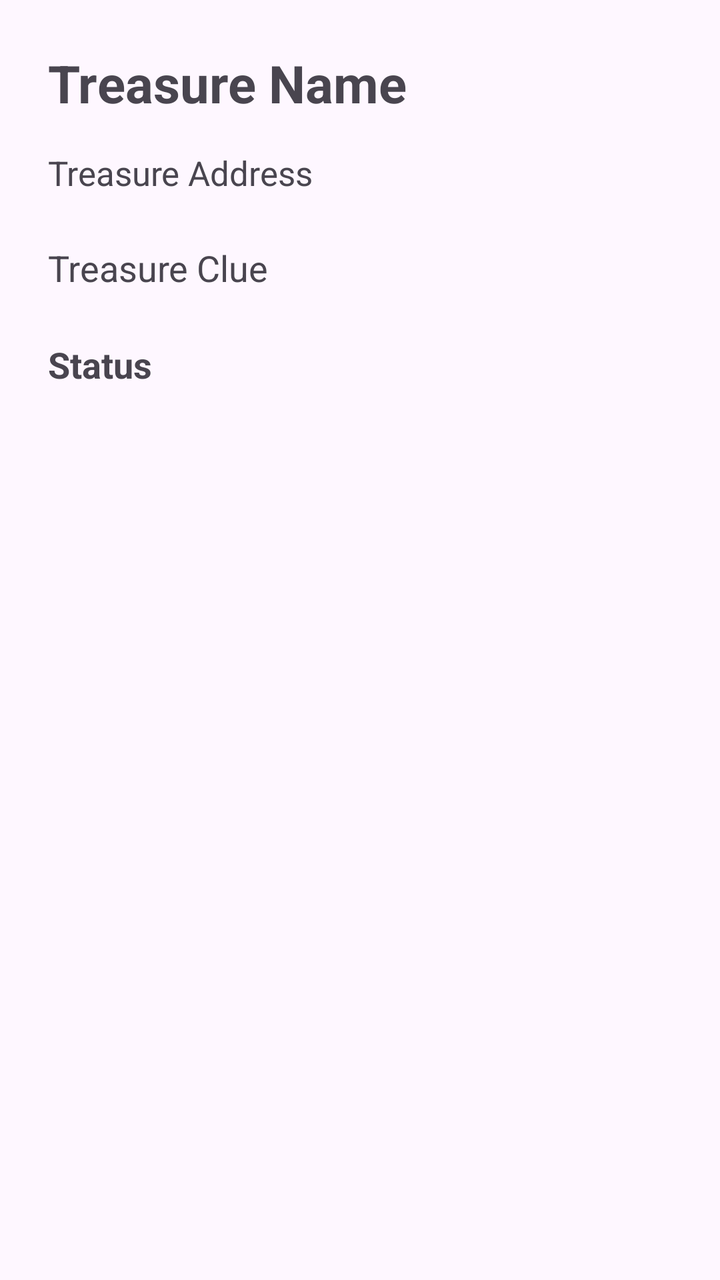
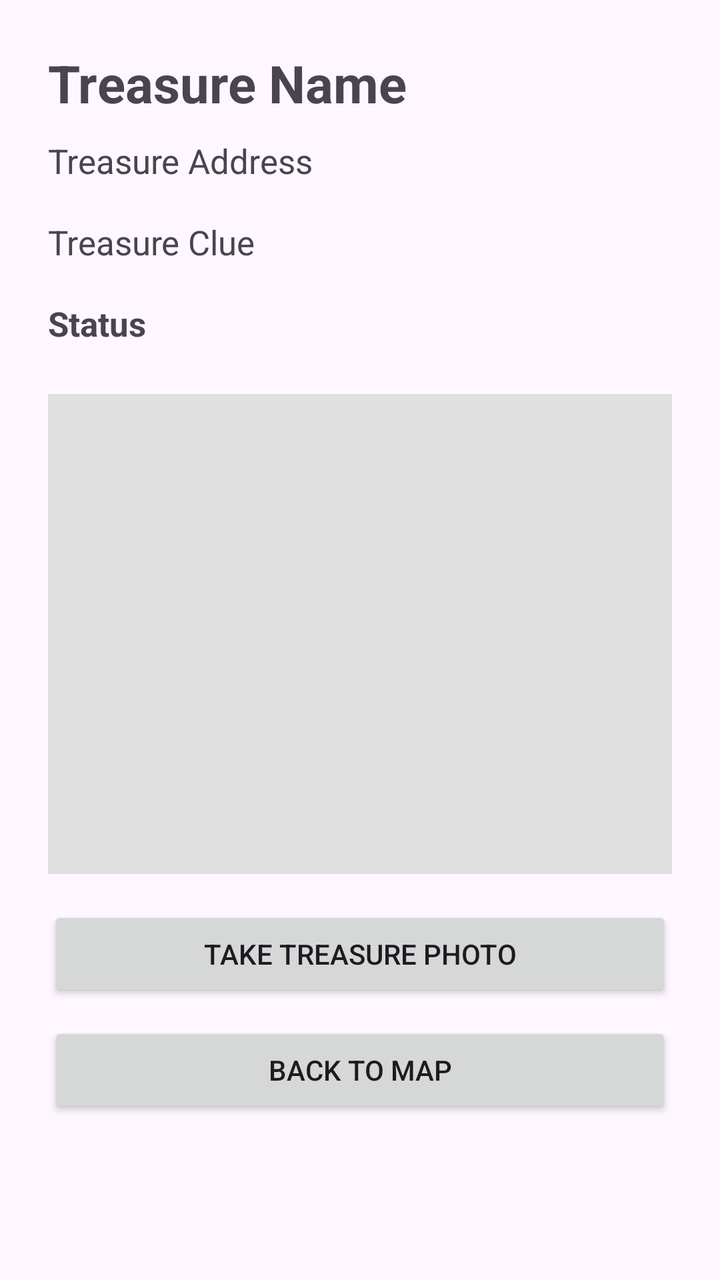

Before-and-after screenshots of an Android layout around one commit, followed by the original layout XML and the change that was made.
<!-- AndroidManifest.xml: application theme Theme.AndroidApp3 -->
<!-- res/layout/activity_treasure_detail.xml -->
<?xml version="1.0" encoding="utf-8"?>
<androidx.constraintlayout.widget.ConstraintLayout
    xmlns:android="http://schemas.android.com/apk/res/android"
    xmlns:app="http://schemas.android.com/apk/res-auto"
    android:layout_width="match_parent"
    android:layout_height="match_parent"
    android:padding="24dp">

    
    <TextView
        android:id="@+id/treasureNameTextView"
        android:layout_width="0dp"
        android:layout_height="wrap_content"
        android:text="Treasure Name"
        android:textSize="26sp"
        android:textStyle="bold"
        app:layout_constraintTop_toTopOf="parent"
        app:layout_constraintStart_toStartOf="parent"
        app:layout_constraintEnd_toEndOf="parent" />

    
    <TextView
        android:id="@+id/treasureAddressTextView"
        android:layout_width="0dp"
        android:layout_height="wrap_content"
        android:layout_marginTop="16dp"
        android:text="Treasure Address"
        android:textSize="17sp"
        app:layout_constraintTop_toBottomOf="@id/treasureNameTextView"
        app:layout_constraintStart_toStartOf="parent"
        app:layout_constraintEnd_toEndOf="parent" />

    
    <TextView
        android:id="@+id/treasureClueTextView"
        android:layout_width="0dp"
        android:layout_height="wrap_content"
        android:layout_marginTop="24dp"
        android:text="Treasure Clue"
        android:textSize="18sp"
        app:layout_constraintTop_toBottomOf="@id/treasureAddressTextView"
        app:layout_constraintStart_toStartOf="parent"
        app:layout_constraintEnd_toEndOf="parent" />

    
    <TextView
        android:id="@+id/treasureStatusTextView"
        android:layout_width="0dp"
        android:layout_height="wrap_content"
        android:layout_marginTop="24dp"
        android:text="Status"
        android:textSize="18sp"
        android:textStyle="bold"
        app:layout_constraintTop_toBottomOf="@id/treasureClueTextView"
        app:layout_constraintStart_toStartOf="parent"
        app:layout_constraintEnd_toEndOf="parent" />

</androidx.constraintlayout.widget.ConstraintLayout>
<!-- resources referenced by this layout -->
<resources>
  <style name="Theme.AndroidApp3" parent="Base.Theme.AndroidApp3" />
  <style name="Base.Theme.AndroidApp3" parent="Theme.Material3.DayNight.NoActionBar">
          
          
      </style>
</resources>

<!-- the commit's change to res/layout/activity_treasure_detail.xml (unified diff, before → after) -->
@@ -1,58 +1,81 @@
 <?xml version="1.0" encoding="utf-8"?>
-<androidx.constraintlayout.widget.ConstraintLayout
+<ScrollView
     xmlns:android="http://schemas.android.com/apk/res/android"
-    xmlns:app="http://schemas.android.com/apk/res-auto"
     android:layout_width="match_parent"
     android:layout_height="match_parent"
-    android:padding="24dp">
+    android:fillViewport="true">
 
     
-    <TextView
-        android:id="@+id/treasureNameTextView"
-        android:layout_width="0dp"
+    <LinearLayout
+        android:layout_width="match_parent"
         android:layout_height="wrap_content"
-        android:text="Treasure Name"
-        android:textSize="26sp"
-        android:textStyle="bold"
-        app:layout_constraintTop_toTopOf="parent"
-        app:layout_constraintStart_toStartOf="parent"
-        app:layout_constraintEnd_toEndOf="parent" />
+        android:orientation="vertical"
+        android:padding="24dp">
 
-    
-    <TextView
-        android:id="@+id/treasureAddressTextView"
-        android:layout_width="0dp"
-        android:layout_height="wrap_content"
-        android:layout_marginTop="16dp"
-        android:text="Treasure Address"
-        android:textSize="17sp"
-        app:layout_constraintTop_toBottomOf="@id/treasureNameTextView"
-        app:layout_constraintStart_toStartOf="parent"
-        app:layout_constraintEnd_toEndOf="parent" />
+        
+        <TextView
+            android:id="@+id/treasureNameTextView"
+            android:layout_width="match_parent"
+            android:layout_height="wrap_content"
+            android:text="Treasure Name"
+            android:textSize="26sp"
+            android:textStyle="bold" />
 
-    
-    <TextView
-        android:id="@+id/treasureClueTextView"
-        android:layout_width="0dp"
-        android:layout_height="wrap_content"
-        android:layout_marginTop="24dp"
-        android:text="Treasure Clue"
-        android:textSize="18sp"
-        app:layout_constraintTop_toBottomOf="@id/treasureAddressTextView"
-        app:layout_constraintStart_toStartOf="parent"
-        app:layout_constraintEnd_toEndOf="parent" />
+        
+        <TextView
+            android:id="@+id/treasureAddressTextView"
+            android:layout_width="match_parent"
+            android:layout_height="wrap_content"
+            android:layout_marginTop="10dp"
+            android:text="Treasure Address"
+            android:textSize="17sp" />
 
-    
-    <TextView
-        android:id="@+id/treasureStatusTextView"
-        android:layout_width="0dp"
-        android:layout_height="wrap_content"
-        android:layout_marginTop="24dp"
-        android:text="Status"
-        android:textSize="18sp"
-        android:textStyle="bold"
-        app:layout_constraintTop_toBottomOf="@id/treasureClueTextView"
-        app:layout_constraintStart_toStartOf="parent"
-        app:layout_constraintEnd_toEndOf="parent" />
+        
+        <TextView
+            android:id="@+id/treasureClueTextView"
+            android:layout_width="match_parent"
+            android:layout_height="wrap_content"
+            android:layout_marginTop="18dp"
+            android:text="Treasure Clue"
+            android:textSize="17sp" />
 
-</androidx.constraintlayout.widget.ConstraintLayout>
+        
+        <TextView
+            android:id="@+id/treasureStatusTextView"
+            android:layout_width="match_parent"
+            android:layout_height="wrap_content"
+            android:layout_marginTop="18dp"
+            android:text="Status"
+            android:textSize="17sp"
+            android:textStyle="bold" />
+
+        
+        <ImageView
+            android:id="@+id/treasurePhotoImageView"
+            android:layout_width="match_parent"
+            android:layout_height="240dp"
+            android:layout_marginTop="24dp"
+            android:background="#E0E0E0"
+            android:contentDescription="Treasure photo"
+            android:scaleType="centerCrop" />
+
+        
+        <Button
+            android:id="@+id/takePhotoButton"
+            android:layout_width="match_parent"
+            android:layout_height="wrap_content"
+            android:layout_marginTop="16dp"
+            android:text="Take Treasure Photo" />
+
+        
+        <Button
+            android:id="@+id/detailBackButton"
+            android:layout_width="match_parent"
+            android:layout_height="wrap_content"
+            android:layout_marginTop="10dp"
+            android:layout_marginBottom="24dp"
+            android:text="Back to Map" />
+
+    </LinearLayout>
+
+</ScrollView>
